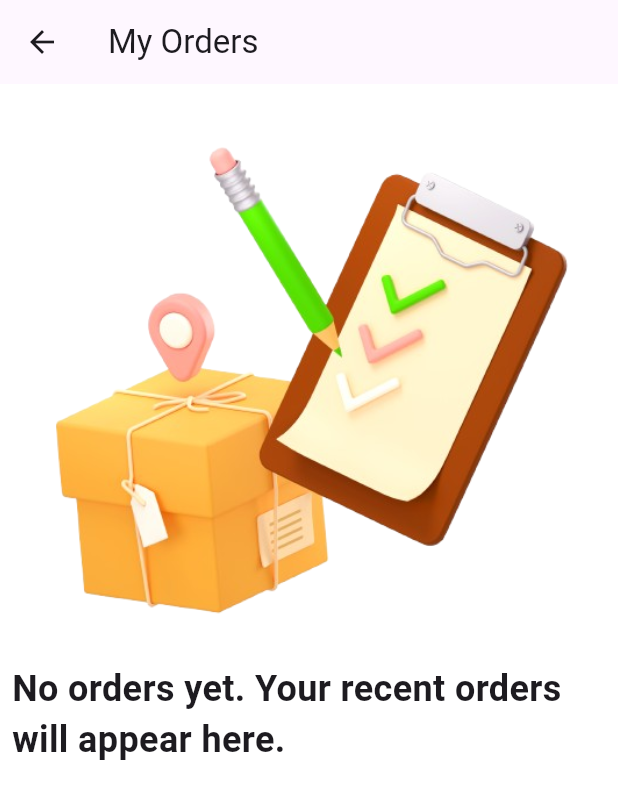
After one commit to AfraimElkesEleia/VoltMarket, a Flutter app: the OrdersScreen screen opened by its route, on a phone screen of 412 x 824 dp. The commit adds this screen. Shown: the top 799 px of the screen. Run offline on Flutter 3.47's test engine with Material 3 defaults, Android fonts, the phone set to English and light mode, and no system bars; our stand-ins replace bloc, connectivity_plus, firebase_auth, firebase_core, flutter_bloc, flutter_screenutil and 9 more; missing offline and left inert: flutter_facebook_auth; accounts and stored records are empty.

Commit message:
add MyOrders Screen

```diff
--- a/lib/core/constants/image_manager.dart
+++ b/lib/core/constants/image_manager.dart
@@ -4,4 +4,5 @@ abstract class ImageManager {
   static const kIntroThirdScreen = 'assets/images/intro_third_screen.png';
   static const googleIcon = 'assets/images/google_icon.png';
   static const noProfilePic = 'assets/images/no_profile.png';
+  static const noOrdersFound = 'assets/images/no_orders.png';
 }
--- a/lib/core/routing/app_router.dart
+++ b/lib/core/routing/app_router.dart
@@ -6,6 +6,8 @@ import 'package:volt_market/features/login/ui/screens/forget_password_screen.dar
 import 'package:volt_market/features/login/ui/screens/login_screen.dart';
 import 'package:volt_market/features/main/navigation_screen.dart';
 import 'package:volt_market/features/onboarding/screens/onboarding_screen.dart';
+import 'package:volt_market/features/orders/logic/cubit/order_cubit.dart';
+import 'package:volt_market/features/orders/ui/screens/order_screen.dart';
 import 'package:volt_market/features/products/logic/cubit/product_cubit.dart';
 import 'package:volt_market/features/products/ui/screens/products_screen.dart';
 import 'package:volt_market/features/signup/logic/cubit/signup_cubit.dart';
@@ -43,8 +45,14 @@ class AppRouter {
         );
       case MyRoutes.mainScreen:
         return MaterialPageRoute(builder: (_) => MainScreen());
-      // case MyRoutes.productsScreen:
-      //   return MaterialPageRoute(builder: (_) => ProductsScreen());
+      case MyRoutes.myOrdersScreen:
+        return MaterialPageRoute(
+          builder:
+              (_) => BlocProvider(
+                create: (context) => OrderCubit(),
+                child: OrdersScreen(),
+              ),
+        );
     }
     return null;
   }
--- a/lib/core/routing/my_routes.dart
+++ b/lib/core/routing/my_routes.dart
@@ -1,9 +1,8 @@
-
 abstract class MyRoutes {
   static const onboardingScreen = '/onboarding_screen';
   static const loginScreen = '/login_screen';
   static const signupScreen = '/signup_screen';
-  static const productsScreen = '/products_screen';
   static const forgetPasswordScreen = '/forget_password';
   static const mainScreen = '/main_screen';
+  static const myOrdersScreen = '/orders_screen';
 }
--- /dev/null
+++ b/lib/features/orders/logic/cubit/order_state.dart
@@ -0,0 +1,22 @@
+part of 'order_cubit.dart';
+
+@immutable
+sealed class OrderState {}
+
+final class OrderInitial extends OrderState {}
+
+final class Loading extends OrderState {}
+
+final class OrdersLoaded extends OrderState {
+  final List<Order> orders;
+
+  OrdersLoaded(this.orders);
+}
+
+final class OrderListIsEmpty extends OrderState {}
+
+final class OrderError extends OrderState {
+  final String message;
+
+  OrderError(this.message);
+}
--- /dev/null
+++ b/lib/features/orders/model/order_item.dart
@@ -0,0 +1,73 @@
+class Order {
+  final String id;
+  final DateTime date;
+  final List<OrderItem> items;
+  final double total;
+  final OrderStatus status;
+
+  Order({
+    required this.id,
+    required this.date,
+    required this.items,
+    required this.total,
+    required this.status,
+  });
+
+  factory Order.fromMap(
+    Map<String, dynamic> map,
+    List<Map<String, dynamic>> itemMaps,
+  ) {
+    return Order(
+      id: map['id'].toString(),
+      date: DateTime.parse(map['order_date']),
+      total: (map['total_amount'] as num).toDouble(),
+      status: _parseStatus(map['status']),
+      items: itemMaps.map((itemMap) => OrderItem.fromMap(itemMap)).toList(),
+    );
+  }
+
+  static OrderStatus _parseStatus(String status) {
+    switch (status.toLowerCase()) {
+      case 'processing':
+        return OrderStatus.processing;
+      case 'shipped':
+        return OrderStatus.shipped;
+      case 'delivered':
+        return OrderStatus.delivered;
+      case 'cancelled':
+        return OrderStatus.cancelled;
+      default:
+        return OrderStatus.processing; // fallback
+    }
+  }
+}
+
+class OrderItem {
+  final String productId;
+  final String name;
+  final double price;
+  final int quantity;
+  final String? imageUrl;
+
+  OrderItem({
+    required this.productId,
+    required this.name,
+    required this.price,
+    required this.quantity,
+    this.imageUrl,
+  });
+
+  double get subtotal => price * quantity;
+
+  factory OrderItem.fromMap(Map<String, dynamic> map) {
+    return OrderItem(
+      productId: map['product_id'].toString(),
+      name: map['product_name'] ?? 'Unnamed Product',
+      price: (map['price'] as num).toDouble(),
+      quantity: map['quantity'],
+      imageUrl: map['image_url'],
+    );
+  }
+}
+
+enum OrderStatus { processing, shipped, delivered, cancelled }
--- /dev/null
+++ b/lib/features/orders/ui/screens/order_screen.dart
@@ -0,0 +1,63 @@
+import 'package:flutter/material.dart';
+import 'package:flutter_bloc/flutter_bloc.dart';
+import 'package:volt_market/core/constants/image_manager.dart';
+import 'package:volt_market/features/orders/logic/cubit/order_cubit.dart';
+import 'package:volt_market/features/orders/model/order_item.dart';
+import 'package:volt_market/features/orders/ui/widgets/order_card.dart';
+
+// ignore: must_be_immutable
+class OrdersScreen extends StatelessWidget {
+  List<Order> orders = [];
+
+  OrdersScreen({super.key});
+
+  @override
+  Widget build(BuildContext context) {
+    context.read<OrderCubit>().fetchUserOrders();
+    return Scaffold(
+      appBar: AppBar(title: const Text('My Orders')),
+      body: BlocBuilder<OrderCubit, OrderState>(
+        builder: (context, state) {
+          if (state is Loading) {
+            return Center(child: CircularProgressIndicator());
+          } else if (state is OrderError) {
+            return Center(
+              child: Text('There is Error happend when loading your orders'),
+            );
+          } else if (state is OrderListIsEmpty) {
+            return Padding(
+              padding: const EdgeInsets.all(8.0),
+              child: SingleChildScrollView(
+                child: Column(
+                  mainAxisAlignment: MainAxisAlignment.center,
+                  crossAxisAlignment: CrossAxisAlignment.center,
+                  children: [
+                    Image.asset(ImageManager.noOrdersFound),
+                    Text(
+                      'No orders yet. Your recent orders will appear here.',
+                      style: TextStyle(
+                        fontSize: 24,
+                        fontWeight: FontWeight.bold,
+                      ),
+                    ),
+                  ],
+                ),
+              ),
+            );
+          } else {
+            orders = (state as OrdersLoaded).orders;
+            return ListView.builder(
+              itemCount: orders.length,
+              itemBuilder: (context, index) {
+                final order = orders[index];
+                return OrderCard(order: order);
+              },
+            );
+          }
+        },
+      ),
+    );
+  }
+}
+
+//const Center(child: Text('No orders yet'))
--- a/lib/features/profile/ui/screen/profile_screen.dart
+++ b/lib/features/profile/ui/screen/profile_screen.dart
@@ -9,6 +9,7 @@ import 'package:volt_market/core/helper/app_regex.dart';
 import 'package:volt_market/core/helper/navigation_helper.dart';
 import 'package:volt_market/core/routing/my_routes.dart';
 import 'package:volt_market/features/profile/logic/cubit/profile_cubit.dart';
+import 'package:volt_market/features/profile/ui/widget/my_orders_button.dart';
 import 'package:volt_market/features/profile/ui/widget/profile_card.dart';
 import 'package:volt_market/features/signup/model/profile.dart'; // For using SVG icons
 
@@ -140,6 +141,8 @@ class _ProfileScreenState extends State<ProfileScreen> {
                 ProfileCard(profile: profile),
                 SizedBox(height: 30),
                 // Logout Button
+                MyOrdersButton(),
+                SizedBox(height: 16),
                 SizedBox(
                   width: double.infinity,
                   child: ElevatedButton(
```
Also changed, not shown: lib/core/networking/order_service.dart (+6 -7 lines), lib/features/orders/logic/cubit/order_cubit.dart (added, +67 -0 lines), lib/features/orders/ui/widgets/order_card.dart (added, +89 -0 lines), lib/features/orders/ui/widgets/order_item_row.dart (added, +52 -0 lines), lib/features/profile/ui/widget/my_orders_button.dart (added, +31 -0 lines), assets/images/no_orders.png (added).
